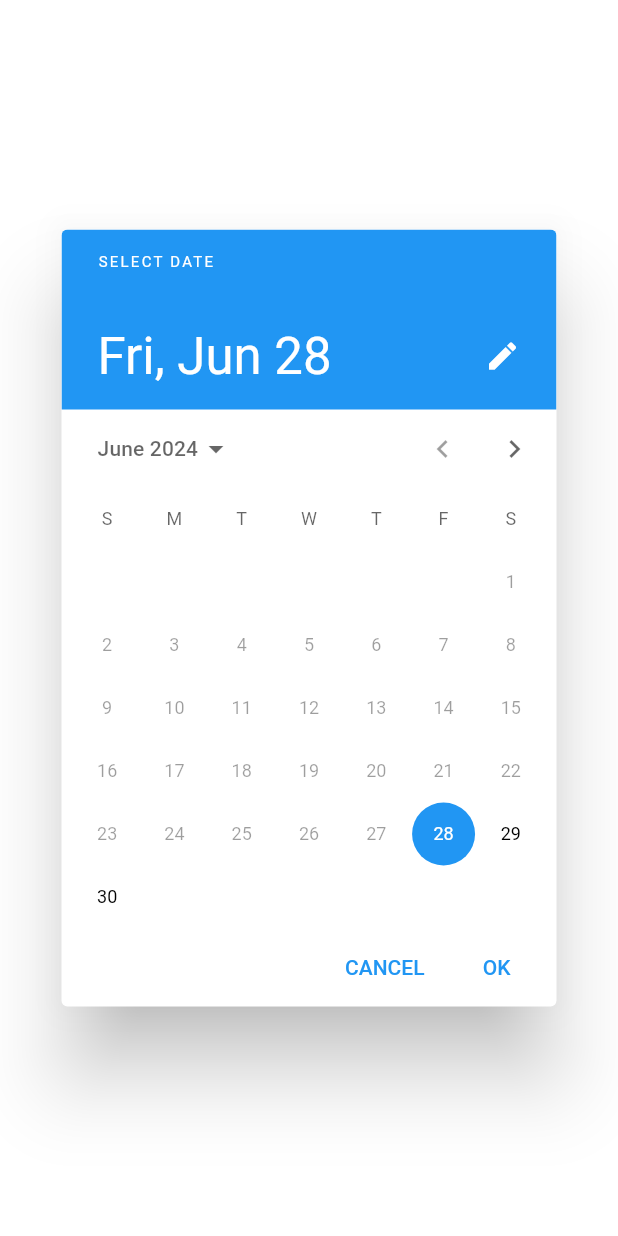
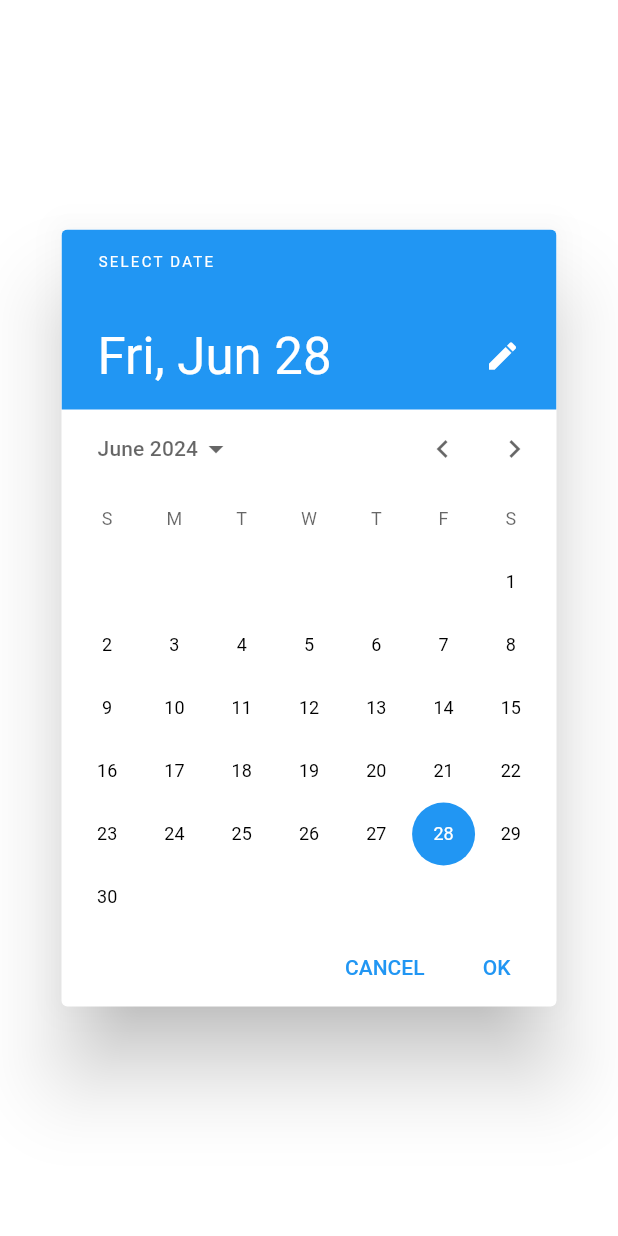
Before and after one commit to AB-Twitty/RenoCare, a Flutter app: the screen it shows after launch, after a tap on "Login", after a tap on "sign up", after a tap on the "calendar month" icon, on a phone screen of 412 x 824 dp. Run offline on Flutter 3.47's test engine with Material 3 defaults, Android fonts, the phone set to English and light mode, and no system bars; our stand-ins replace animated_splash_screen, bloc, carousel_slider, chat_bubbles, cloud_firestore, dio and 18 more; missing offline and left inert: dart:ffi, draggable_fab, flutter_downloader, signalr_core; accounts and stored records are empty; network calls fail; project files that could hold a hidden picture were left out.

Commit message:
updated sign up and iam working on upocoming and i will update filter

```diff
--- a/app/lib/pages/login_page/login_page.dart
+++ b/app/lib/pages/login_page/login_page.dart
@@ -67,7 +67,6 @@ class _LoginPageState extends State<LoginPage> {
                         horizontal: 30, vertical: 25),
                     child: Column(
                       mainAxisAlignment: MainAxisAlignment.center,
-                      mainAxisSize: MainAxisSize.max,
                       crossAxisAlignment: CrossAxisAlignment.center,
                       children: [
                         Image.asset(
@@ -75,22 +74,11 @@ class _LoginPageState extends State<LoginPage> {
                           height: 250,
                         ),
                         const SizedBox(
-                          height: 10,
-                        ),
-                        Text(
-                          'Welcome to our medical app',
-                          style: GoogleFonts.courgette(
-                            fontSize: 18,
-                            color: Color.fromRGBO(60, 152, 203, 1),
-                          ),
-                        ),
-                        const SizedBox(
-                          height: 20,
+                          height: 30,
                         ),
                         Form(
                           key: _formKey,
                           child: Column(
-                            crossAxisAlignment: CrossAxisAlignment.stretch,
                             children: [
                               TextFormField(
                                 controller: cubit.emailController,
@@ -249,25 +237,33 @@ class _LoginPageState extends State<LoginPage> {
                                   return null;
                                 },
                               ),
-                              const SizedBox(height: 30),
+                              const SizedBox(
+                                height: 30,
+                              ),
                               state is LoginLoadingState
                                   ? Center(
                                       child: CircularProgressIndicator(),
                                     )
-                                  : ElevatedButton(
+                                  : SizedBox(
+                                      width: 250,
+                                      child: ElevatedButton(
                                         style: ElevatedButton.styleFrom(
                                           shape: RoundedRectangleBorder(
                                               borderRadius:
                                                   BorderRadius.circular(20)),
-                                        padding: EdgeInsets.all(15.0),
+                                          padding: EdgeInsets.symmetric(
+                                            horizontal: 40,
+                                            vertical: 17,
+                                          ),
                                           backgroundColor: Color(0xff019AED),
                                           textStyle: TextStyle(
+                                            color: Colors.white,
                                             fontSize: 20,
-                                          color: Colors.black,
                                           ),
                                         ),
                                         onPressed: () async {
-                                        if (_formKey.currentState?.validate() ??
+                                          if (_formKey.currentState
+                                                  ?.validate() ??
                                               false) {
                                             print(cubit.emailController.text);
                                             cubit.login(
@@ -278,13 +274,11 @@ class _LoginPageState extends State<LoginPage> {
                                         },
                                         child: const Text(
                                           'Login',
-                                        style: TextStyle(
-                                          color: Colors.black,
                                         ),
                                       ),
                                     ),
                               SizedBox(
-                                height: 20,
+                                height: 25,
                               ),
                               Row(
                                 children: [
--- a/app/lib/pages/sign_up.dart
+++ b/app/lib/pages/sign_up.dart
@@ -1,3 +1,5 @@
+import 'package:app/Shared/components/widgets/bootmnavigationbar.dart';
+import 'package:app/pages/second_SignUp_Page.dart';
 import 'package:flutter/cupertino.dart';
 import 'package:flutter/material.dart';
 import 'package:flutter/rendering.dart';
@@ -55,7 +57,7 @@ class _SignUpState extends State<SignUp> {
     final pickedDate = await showDatePicker(
         context: context,
         initialDate: now,
-        firstDate: now,
+        firstDate: DateTime(1944),
         lastDate: DateTime(2025),
         barrierColor: Colors.white);
     setState(() {
@@ -312,6 +314,7 @@ class _SignUpState extends State<SignUp> {
                                     color: Color(0xffB8E8F7), width: 2),
                                 borderRadius: BorderRadius.circular(15)),
                             child: DropdownButton(
+                              borderRadius: BorderRadius.circular(15),
                               dropdownColor: Colors.white,
                               value: _selectedGender,
                               underline: SizedBox(),
@@ -370,12 +373,21 @@ class _SignUpState extends State<SignUp> {
                                 shape: RoundedRectangleBorder(
                                     borderRadius: BorderRadius.circular(20))),
                             child: Text(
-                                  "Sign up",
+                              "Next",
                               style: TextStyle(
                                   fontSize: 18, fontWeight: FontWeight.bold),
                             ),
                             onPressed: () {
-                                  _formKey.currentState!.validate();
+                              if (_formKey.currentState!.validate() == true) {
+                                setState(() {
+                                  Navigator.push(
+                                    context,
+                                    MaterialPageRoute(
+                                      builder: (ctx) => SecondSignUpPage(),
+                                    ),
+                                  );
+                                });
+                              }
                               print(
                                   "===================================================");
                               print(_name);
--- a/app/lib/tabs/appointment.dart
+++ b/app/lib/tabs/appointment.dart
@@ -69,7 +69,8 @@ class _AppointmentCardState extends State<Appointment> {
               itemBuilder: ((context, index) {
                 final product = filteredCategories[index];
                 return cardLists(product);
-                })),
+              }),
+            ),
           )
         ],
       ),
```
Also changed, not shown: app/lib/Shared/components/widgets/DropDownButton.dart (added, +90 -0 lines), app/lib/pages/second_SignUp_Page.dart (added, +90 -0 lines), app/lib/tabs/home.dart (+13 -16 lines). Lines whose indentation alone changed are shown as unchanged.
